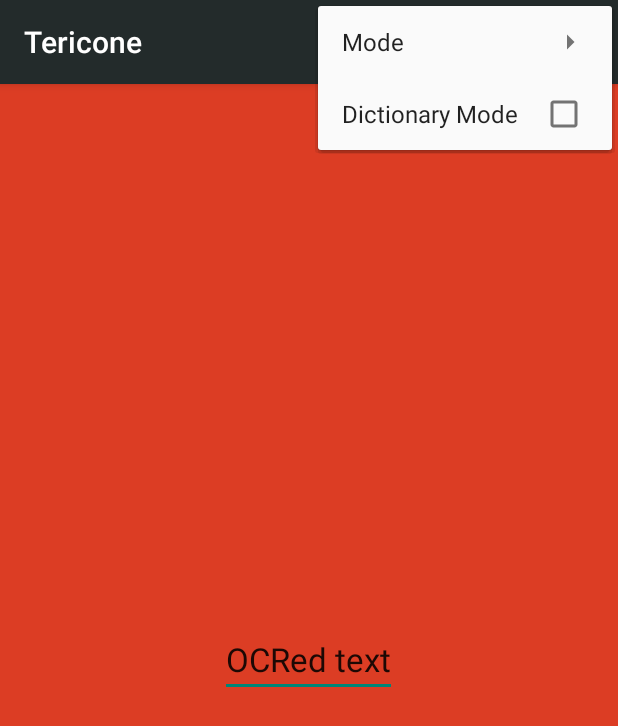
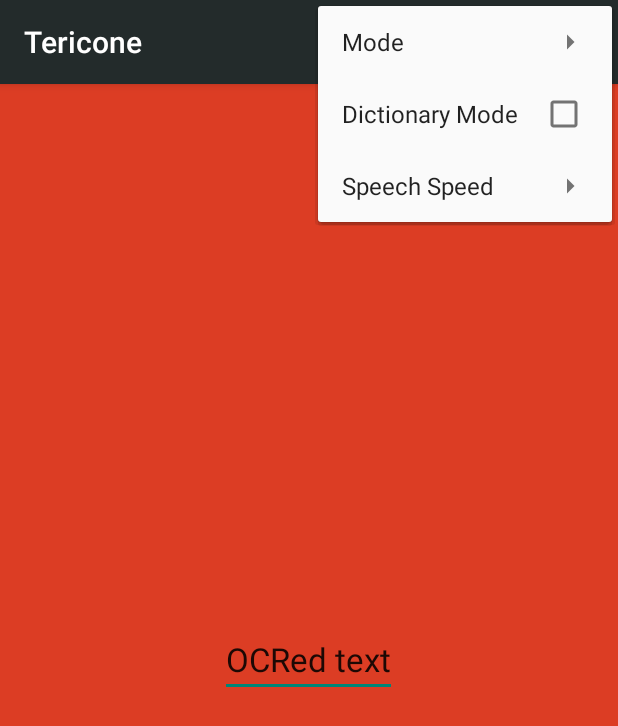
Before and after one commit to minu-aswanth/Tericone, an Android app: the screen it shows after launch (MainActivity), with the options menu open, on a phone screen of 412 x 824 dp. Shown: the top 726 px of the screen. Run offline under Robolectric (Android 15) with nearby library versions, the light colour scheme and no system bars; libraries missing offline, so code that uses them is left out: com.googlecode.tesseract.

Commit message:
Added threads and gave option for tts speed

```diff
--- a/app/src/main/res/layout/activity_main.xml
+++ b/app/src/main/res/layout/activity_main.xml
@@ -18,4 +18,12 @@
         android:layout_centerVertical="true"
         android:layout_centerHorizontal="true" />
 
+    <ProgressBar
+        style="?android:attr/progressBarStyleLarge"
+        android:layout_width="wrap_content"
+        android:layout_height="wrap_content"
+        android:id="@+id/minusProgressBar"
+        android:layout_alignBottom="@+id/minusTextView"
+        android:layout_centerHorizontal="true" />
+
 </RelativeLayout>
--- a/app/src/main/res/menu/menu_main.xml
+++ b/app/src/main/res/menu/menu_main.xml
@@ -2,7 +2,7 @@
     xmlns:app="http://schemas.android.com/apk/res-auto"
     xmlns:tools="http://schemas.android.com/tools" tools:context=".MainActivity">
     <item android:title="Mode" android:orderInCategory="1">
-        <menu >
+        <menu>
             <group android:checkableBehavior="single">
                 <item android:id="@+id/accuracyRadio" android:title="Accuracy"/>
                 <item android:id="@+id/swiftRadio" android:title="Swift" />
@@ -12,4 +12,16 @@
     <group android:checkableBehavior="all" android:orderInCategory="2">
         <item android:id="@+id/dictionaryRadio" android:title="Dictionary Mode"/>
     </group>
+    <item android:title="Speech Speed" android:orderInCategory="3">
+        <menu>
+            <group android:checkableBehavior="single">
+                <item android:id="@+id/firstSpeed" android:title="0.5"/>
+                <item android:id="@+id/secondSpeed" android:title="0.75"/>
+                <item android:id="@+id/thirdSpeed" android:title="1" />
+                <item android:id="@+id/fourthSpeed" android:title="1.5"/>
+                <item android:id="@+id/fifthSpeed" android:title="2" />
+                <item android:id="@+id/sixthSpeed" android:title="2.5" />
+            </group>
+        </menu>
+    </item>
 </menu>
```
Also changed, not shown: app/src/main/java/com/example/minu/tericone/MainActivity.java (+107 -79 lines).
